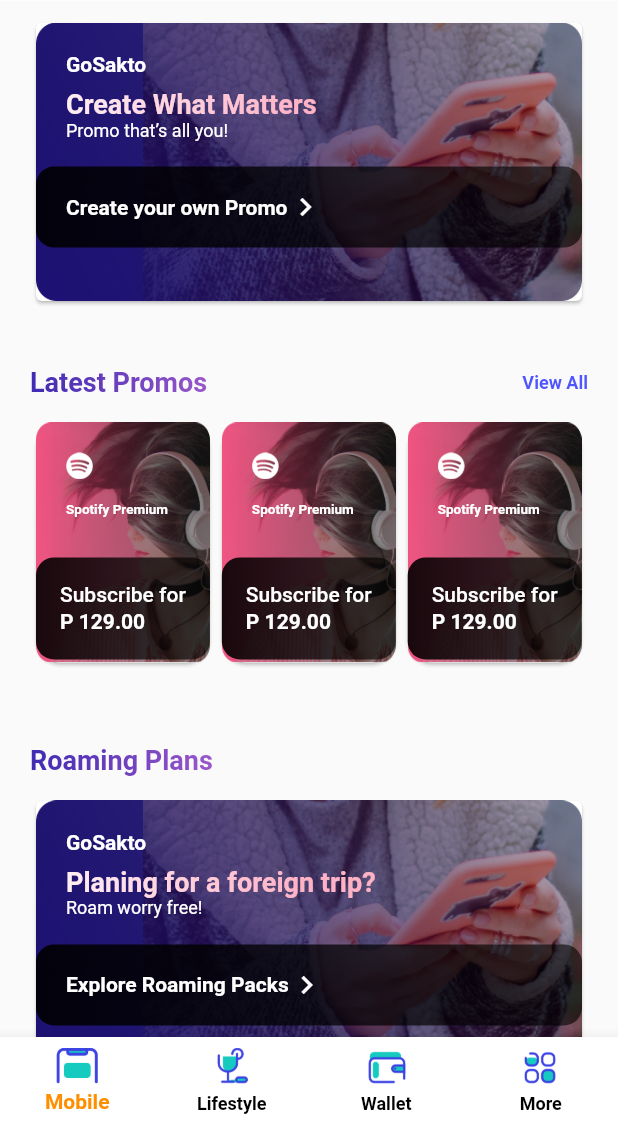
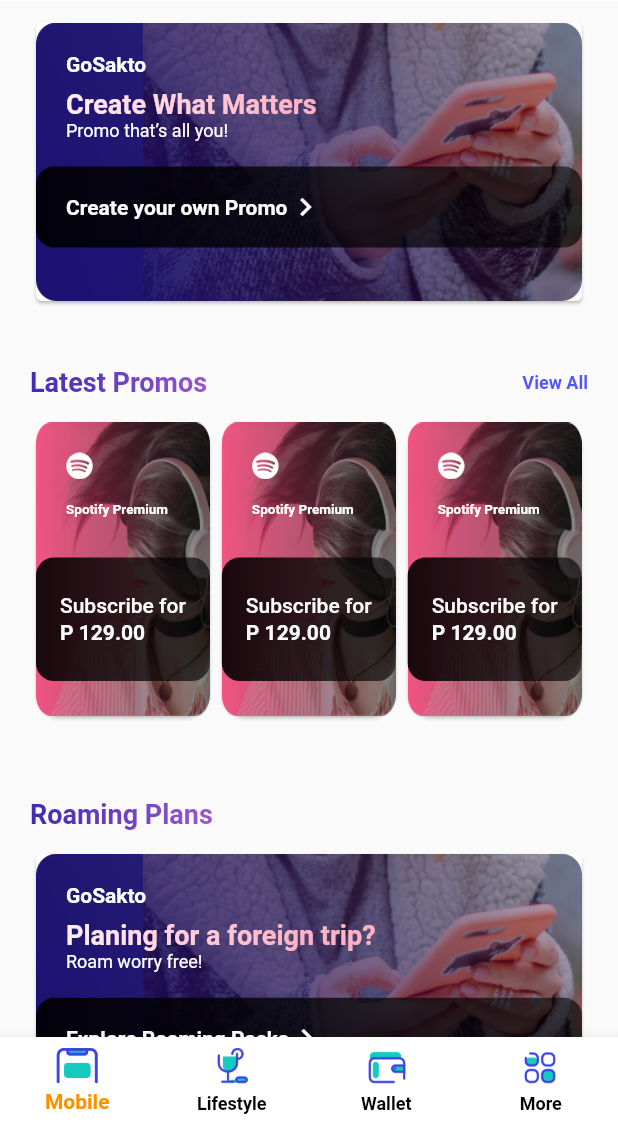
Before and after one commit to ammushajan3/globe_app, a Flutter app: the screen it shows once a user with an empty profile is signed in, scrolled down 576 dp, on a phone screen of 412 x 824 dp, the part 112-1236 px from its top. Run offline on Flutter 3.47's test engine with Material 2 defaults, Android fonts, the phone set to English and light mode, and no system bars; our stand-ins replace firebase_auth; accounts and stored records are empty.

Commit message:
media query added for white banner section

```diff
--- a/lib/widgets/common/social_media_card.dart
+++ b/lib/widgets/common/social_media_card.dart
@@ -6,6 +6,9 @@ import 'package:task_app/resources/strings.dart';
 class SocialMediaCard extends StatelessWidget {
   @override
   Widget build(BuildContext context) {
+    // variable to check for landscape
+    final isLandscape =
+        MediaQuery.of(context).orientation == Orientation.landscape;
     return Card(
       shape: RoundedRectangleBorder(
         borderRadius: BorderRadius.circular(16.0),
@@ -19,7 +22,7 @@ class SocialMediaCard extends StatelessWidget {
           crossAxisAlignment: CrossAxisAlignment.start,
           children: [
             Container(
-              padding: EdgeInsets.fromLTRB(20, 20, 0, 26),
+              padding: EdgeInsets.fromLTRB(20, 20, 15, 26),
               child: Column(
                 crossAxisAlignment: CrossAxisAlignment.start,
                 children: [
@@ -48,7 +51,7 @@ class SocialMediaCard extends StatelessWidget {
                 ),
               ),
               child: FlatButton(
-                height: 68.0,
+                height: isLandscape ? MediaQuery.of(context).size.height*0.165 : MediaQuery.of(context).size.height*0.10,
                 onPressed: () {
                   /*...*/
                 },
--- a/lib/widgets/dashboard_white-banner.dart
+++ b/lib/widgets/dashboard_white-banner.dart
@@ -16,6 +16,7 @@ class DashboardWhiteBanner extends StatelessWidget {
       child: Column(
         crossAxisAlignment: CrossAxisAlignment.stretch,
         children: [
+          // special promo section
           SpecialPromo(
             promoTitle: Strings.SPECIAL_PROMOS,
             planName: Strings.PROMO_NAME,
@@ -23,10 +24,12 @@ class DashboardWhiteBanner extends StatelessWidget {
             planSubTitle: Strings.PROMO_SUBTITLE,
             buttonTitle: Strings.CREATE_YOUR_OWN_PROMO,
           ),
+          // latest promo section
           LatestPromo(),
           SizedBox(
             height: 51.0,
           ),
+          // reused special promos for roaming plans
           SpecialPromo(
             promoTitle: Strings.ROAMING_PLANS,
             planName: Strings.PROMO_NAME,
@@ -34,8 +37,11 @@ class DashboardWhiteBanner extends StatelessWidget {
             planSubTitle: Strings.ROAM_WORRY_FREE,
             buttonTitle: Strings.EXPLORE_ROAMING,
           ),
+          // globe rewards section
           GlobeRewards(),
+          // offer discount section
           OffersDiscountSection(),
+          // find out more section
           FindOutMoreButton(),
         ],
       ),
--- a/lib/widgets/latest_promo_card.dart
+++ b/lib/widgets/latest_promo_card.dart
@@ -10,6 +10,9 @@ class LatestPromo extends StatelessWidget {
   ).createShader(Rect.fromLTWH(0.0, 0.0, 200.0, 70.0));
   @override
   Widget build(BuildContext context) {
+    // variable to check for landscape
+    final isLandscape =
+        MediaQuery.of(context).orientation == Orientation.landscape;
     return Container(
       child: Column(
         children: [
@@ -33,10 +36,13 @@ class LatestPromo extends StatelessWidget {
             ),
           ),
           Container(
-            height: 168.0,
+            height: isLandscape ? MediaQuery.of(context).size.height*0.41 : MediaQuery.of(context).size.height*0.247,
             child: ListView(
               scrollDirection: Axis.horizontal,
               children: [
+                // social media card displayed in horizontal view
+                SocialMediaCard(),
+                SocialMediaCard(),
                 SocialMediaCard(),
                 SocialMediaCard(),
                 SocialMediaCard(),
```
Also changed, not shown: lib/widgets/offers_discount_card_section.dart (+7 -1 lines).
